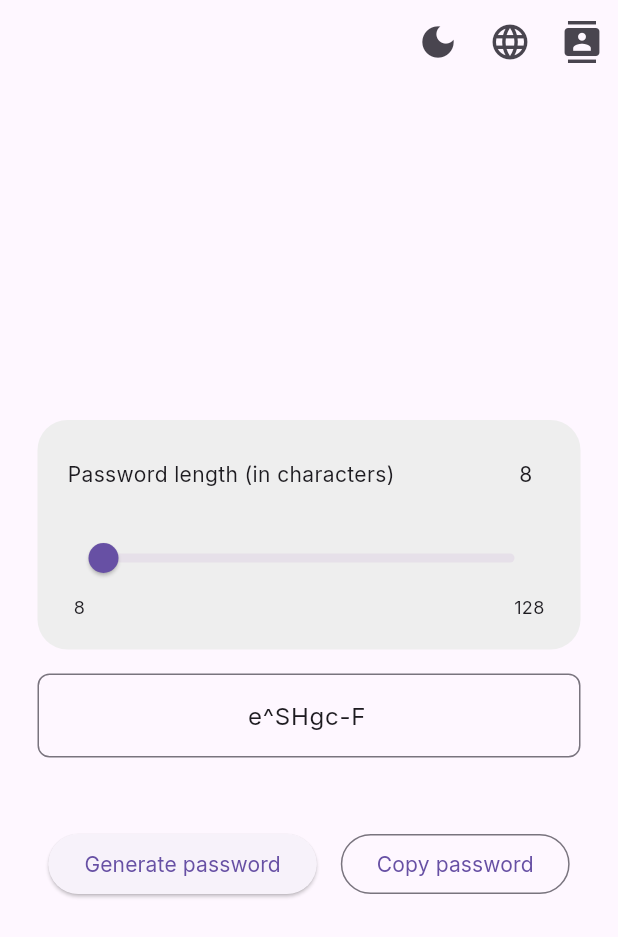
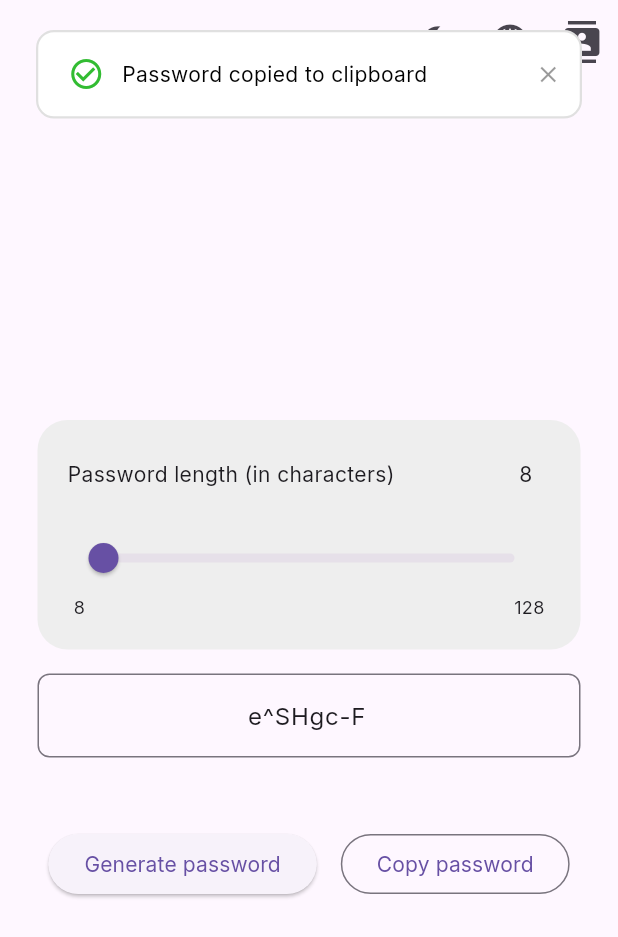
Before and after one commit to RaulCatalinas/PasswordGenerator, a Flutter app: the screen it shows after launch, after a tap on "Generate password", after a tap on "Copy password", on a phone screen of 412 x 824 dp. Shown: the top 937 px of the screen. Run offline on Flutter 3.47's test engine with Material 3 defaults, Android fonts, the phone set to English and light mode, and no system bars; drawn by our look-alikes of toastification; missing offline and left inert: flutter_window_close, window_manager.

Commit message:
feat: add toast notifications to inform the user about app events

```diff
--- a/lib/main.dart
+++ b/lib/main.dart
@@ -8,7 +8,10 @@ import 'package:flutter/material.dart'
         ThemeData,
         Widget,
         WidgetsFlutterBinding,
-        runApp;
+        runApp,
+        AlignmentGeometry;
+import 'package:toastification/toastification.dart'
+    show ToastificationWrapper, ToastificationConfig;
 
 import 'handlers/close_window.dart' show handleCloseWindow;
 import 'managers/ui_managers/main_ui.dart' show MainUI;
@@ -28,10 +31,13 @@ class MyApp extends StatelessWidget {
   // This widget is the root of your application.
   @override
   Widget build(BuildContext context) {
-    return MaterialApp(
-      title: 'PasswordGenerator',
-      theme: ThemeData(fontFamily: 'Inter'),
-      home: const MyHomePage(),
+    return ToastificationWrapper(
+      config: ToastificationConfig(alignment: AlignmentGeometry.topRight),
+      child: MaterialApp(
+        title: 'PasswordGenerator',
+        theme: ThemeData(fontFamily: 'Inter'),
+        home: const MyHomePage(),
+      ),
     );
   }
 }
--- a/lib/managers/ui_managers/main_ui.dart
+++ b/lib/managers/ui_managers/main_ui.dart
@@ -20,6 +20,9 @@ import '/components/widgets/text_button.dart' show CreateTextButton;
 import 'settings_ui.dart' show SettingsUI;
 import '/core/password.dart' show PasswordGenerator;
 import '/utils/clipboard.dart' show copyTextToClipboard;
+import '/utils/notifications.dart' show notify;
+
+import 'package:toastification/toastification.dart' show ToastificationType;
 
 // ignore: must_be_immutable
 class MainUI extends StatelessWidget {
@@ -86,6 +89,15 @@ class MainUI extends StatelessWidget {
                     text: 'Copy password',
                     isOutlinedButton: true,
                     onPressed: () async {
+                      if (password.isEmpty) {
+                        notify(
+                          text: "You haven't generated any passwords",
+                          notificationType: ToastificationType.error,
+                        );
+
+                        return;
+                      }
+
                       await copyTextToClipboard(password);
                     },
                   ),
--- a/lib/utils/clipboard.dart
+++ b/lib/utils/clipboard.dart
@@ -1,5 +1,24 @@
 import 'package:flutter/services.dart' show Clipboard, ClipboardData;
+import 'package:toastification/toastification.dart' show ToastificationType;
+
+import 'notifications.dart' show notify;
 
 Future<void> copyTextToClipboard(String textToCopy) async {
-  await Clipboard.setData(ClipboardData(text: textToCopy));
+  try {
+    await Clipboard.setData(ClipboardData(text: textToCopy));
+
+    notify(
+      text: 'Password copied to clipboard',
+      notificationType: ToastificationType.success,
+    );
+  } catch (e) {
+    print(
+      "Error while copying the generated password to the user's clipboard: $e",
+    );
+    notify(
+      text:
+          'An error occurred while copying the password to the clipboard, try again later.',
+      notificationType: ToastificationType.error,
+    );
+  }
 }
--- /dev/null
+++ b/lib/utils/notifications.dart
@@ -0,0 +1,17 @@
+import 'package:toastification/toastification.dart'
+    show toastification, ToastificationType, ToastificationStyle;
+
+import '/components/widgets/text.dart' show CreateText;
+
+void notify({
+  required String text,
+  required ToastificationType notificationType,
+}) {
+  toastification.show(
+    style: ToastificationStyle.minimal,
+    type: notificationType,
+    title: CreateText(text: text),
+    autoCloseDuration: const Duration(seconds: 4),
+    closeOnClick: true,
+  );
+}
--- a/pubspec.yaml
+++ b/pubspec.yaml
@@ -32,6 +32,7 @@ dependencies:
     sdk: flutter
 
   flutter_window_close: ^1.3.0
+  toastification: ^3.0.3
   url_launcher: ^6.3.2
   window_manager: ^0.5.1
 
```
Also changed, not shown: pubspec.lock.
